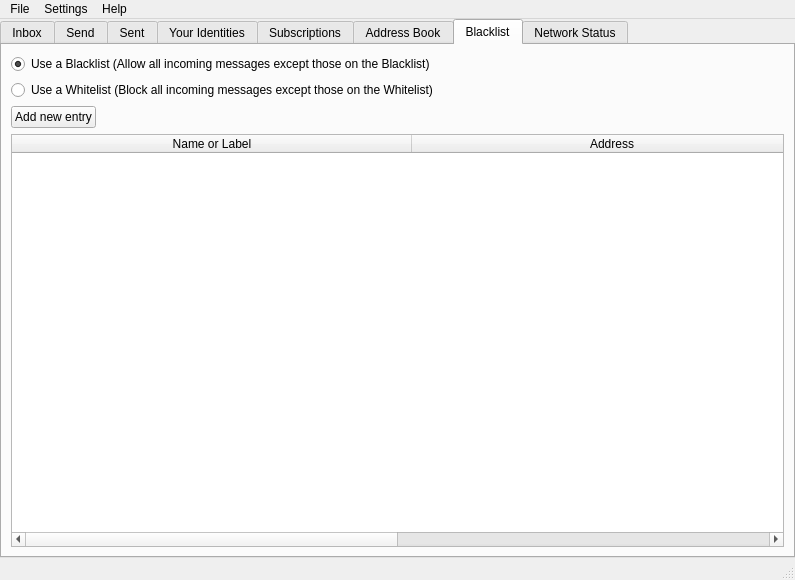
Bitmessage/PyBitmessage, file src/bitmessageqt/bitmessageui.ui: the form before one commit.
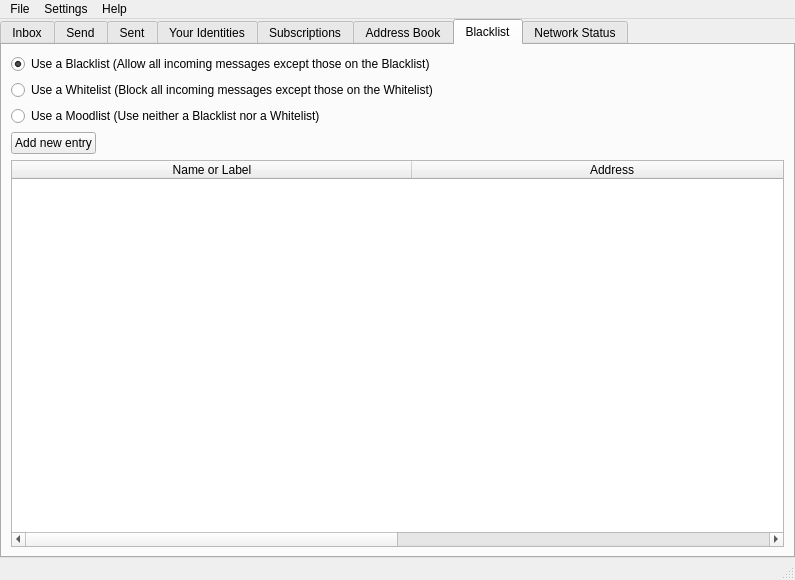
The form after the commit. The open tabs and pages were chosen to show the change. Icons and pictures are not drawn.

```diff
--- a/src/bitmessageqt/bitmessageui.ui
+++ b/src/bitmessageqt/bitmessageui.ui
@@ -771,6 +771,13 @@
         <string>Blacklist</string>
        </attribute>
        <layout class="QGridLayout" name="gridLayout_6">
+        <item row="4" column="0" colspan="2">
+         <widget class="QRadioButton" name="radioButtonMoodlist">
+          <property name="text">
+           <string>Use a Moodlist (Use neither a Blacklist nor a Whitelist)</string>
+          </property>
+         </widget>
+        </item>
         <item row="0" column="0" colspan="2">
          <widget class="QRadioButton" name="radioButtonBlacklist">
           <property name="text">
@@ -788,28 +795,34 @@
           </property>
          </widget>
         </item>
-        <item row="2" column="0">
+        <item row="6" column="0">
          <widget class="QPushButton" name="pushButtonAddBlacklist">
           <property name="text">
            <string>Add new entry</string>
           </property>
          </widget>
         </item>
-        <item row="2" column="1">
-         <spacer name="horizontalSpacer_8">
+        <item row="6" column="1">
+         <spacer name="horizontalSpacer_3">
           <property name="orientation">
            <enum>Qt::Horizontal</enum>
           </property>
           <property name="sizeHint" stdset="0">
            <size>
-            <width>689</width>
+            <width>40</width>
             <height>20</height>
            </size>
           </property>
          </spacer>
         </item>
-        <item row="3" column="0" colspan="2">
+        <item row="8" column="0" colspan="2">
          <widget class="QTableWidget" name="tableWidgetBlacklist">
+          <property name="maximumSize">
+           <size>
+            <width>16777215</width>
+            <height>14777193</height>
+           </size>
+          </property>
           <property name="alternatingRowColors">
            <bool>true</bool>
           </property>
```
Left out of the diff: 71 changed lines with no effect on the pictures.
